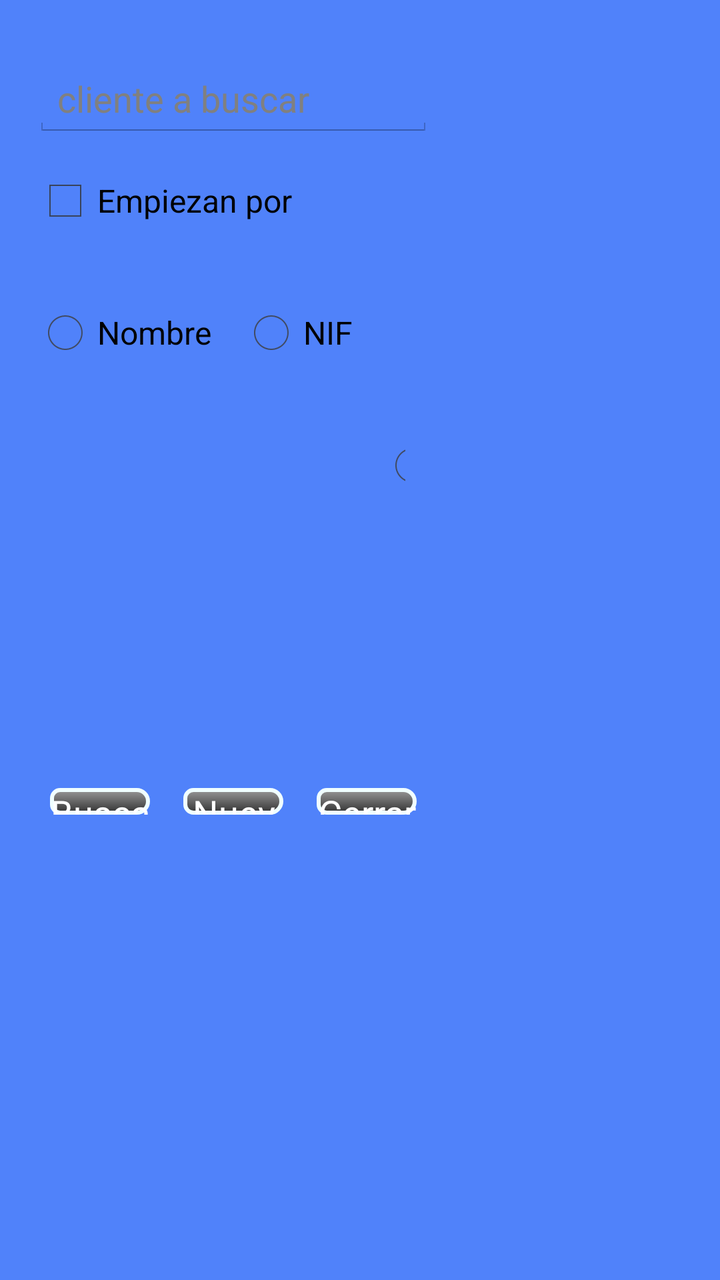
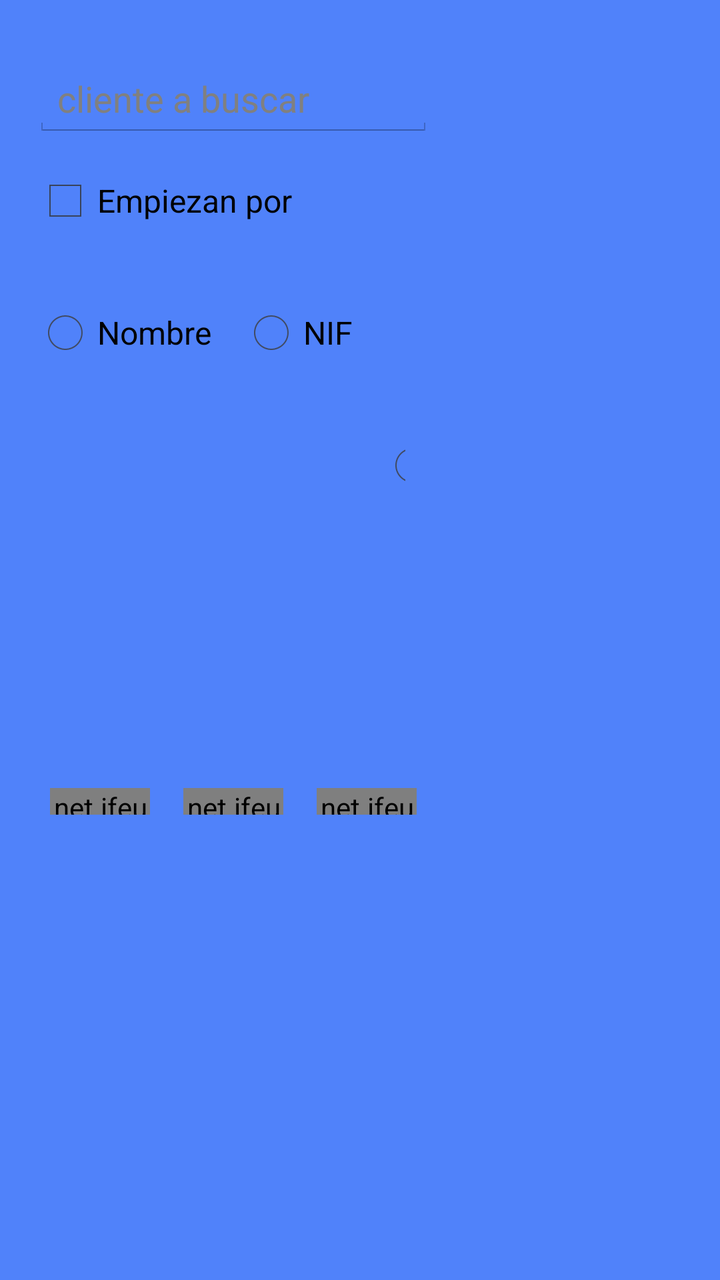

Screens rendered from an Android XML layout before and after an edit, with the pre-edit source and the edit as a unified diff.
<!-- AndroidManifest.xml: application theme AppTheme -->
<!-- res/layout/activity_albaran_customer_search.xml -->
<?xml version="1.0" encoding="utf-8"?>
<LinearLayout xmlns:android="http://schemas.android.com/apk/res/android"
    android:layout_width="fill_parent" 
    android:layout_height="fill_parent" 
    android:orientation="vertical"
    android:background="@color/Edicards" >

    <EditText
        android:id="@+id/txtTextSearch"
        android:layout_width="600px"
        android:layout_height="wrap_content"
        android:layout_marginLeft="50px"
        android:layout_marginRight="50px"
        android:layout_marginTop="30dp"
        android:ems="16"
        android:hint="cliente a buscar" >
    </EditText>

    <CheckBox
        android:id="@+id/chkOnlyStartsWith"
        android:layout_width="wrap_content"
        android:layout_height="wrap_content"
        android:layout_marginBottom="20dp"
        android:layout_marginLeft="50px"
        android:layout_marginRight="50px"
        android:layout_marginTop="15dp"
        android:checked="false"
        android:text="Empiezan por" />

    <RadioGroup
        android:id="@+id/grpFilterField"
        android:layout_width="600px"
        android:layout_height="wrap_content"
        android:layout_marginLeft="50px"
        android:layout_marginRight="50px"
        android:layout_marginTop="14dp"
        android:orientation="horizontal"
        android:text="Buscar por el campo..." >

        <RadioButton
            android:id="@+id/optNombre"
            android:layout_width="wrap_content"
            android:layout_height="wrap_content"
            android:layout_alignParentRight="true"
            android:layout_marginRight="14dp"
            android:text="Nombre" />

        <RadioButton
            android:id="@+id/optNIF"
            android:layout_width="wrap_content"
            android:layout_height="wrap_content"
            android:layout_alignParentRight="true"
            android:layout_marginBottom="20dp"
            android:layout_marginRight="14dp"
            android:text="NIF" />

        <RadioButton
            android:id="@+id/optTelefono"
            android:layout_width="wrap_content"
            android:layout_height="wrap_content"
            android:layout_alignParentRight="true"
            android:layout_marginBottom="20dp"
            android:layout_marginRight="14dp"
            android:text="Telefono" />

        <RadioButton
            android:id="@+id/optPoblacion"
            android:layout_width="wrap_content"
            android:layout_height="wrap_content"
            android:layout_alignParentRight="true"
            android:layout_marginBottom="20dp"
            android:layout_marginRight="14dp"
            android:text="Población" />
    </RadioGroup>

    <LinearLayout
        android:id="@+id/linearLayout2"
        android:layout_width="wrap_content"
        android:layout_height="wrap_content"
        android:layout_marginTop="30dp"
        android:layout_marginLeft="50px"
        android:orientation="horizontal">

        <Button
            android:id="@+id/btnAccept"
            android:layout_width="150px"
            android:layout_height="40px"
            android:layout_marginBottom="20dp"
            android:layout_marginLeft="25px"
            android:layout_marginRight="25px"
            android:layout_marginTop="20dp"
            android:text="Buscar"
            android:textColor="#FFF"
            android:background="@drawable/background_button" />
        <Button
            android:id="@+id/btnNewCustomer"
            android:layout_width="150px"
            android:layout_height="40px"
            android:layout_marginBottom="20dp"
            android:layout_marginLeft="25px"
            android:layout_marginRight="25px"
            android:layout_marginTop="20dp"
            android:background="@drawable/background_button"
            android:text="Nuevo cliente"
            android:textColor="#FFF" />
        
        <Button
            android:id="@+id/btnClose"
            android:layout_width="150px"
            android:layout_height="40px"
            android:layout_marginBottom="20dp"
            android:layout_marginLeft="25px"
            android:layout_marginRight="25px"
            android:layout_marginTop="20dp"
            android:background="@drawable/background_button"
            android:text="Cerrar"
            android:textColor="#FFF" />
     </LinearLayout>

</LinearLayout>
<!-- resources referenced by this layout -->
<resources>
  <color name="Edicards">#5082FA</color>
  <!-- drawable background_button (drawable) -->
  <?xml version="1.0" encoding="utf-8"?>
   
  <shape xmlns:android="http://schemas.android.com/apk/res/android" 
       android:shape="rectangle">
      <gradient android:startColor="#999999" android:endColor="#333333" 
              android:angle="270"/>
      <stroke android:width="2dp"
              android:color="@color/Azure" />
      <corners android:bottomRightRadius="7dp"
          android:bottomLeftRadius="5dp" 
          android:topLeftRadius="5dp"
          android:topRightRadius="7dp"/>    
  </shape>
  <style name="AppTheme" parent="android:Theme.Light">
          <item name="android:fontFamily">sans-serif-light</item>
          <item name="android:textStyle">bold</item>
          <item name="android:textSize">28sp</item>
          <item name="android:text">serif-monospace</item>
      </style>
  <color name="Azure">#F0FFFF</color>
</resources>

<!-- the commit's change to res/layout/activity_albaran_customer_search.xml (unified diff, before → after) -->
@@ -81,7 +81,7 @@
         android:layout_marginLeft="50px"
         android:orientation="horizontal">
 
-        <Button
+        <net.ifeu.library.Controls.ButtonColor
             android:id="@+id/btnAccept"
             android:layout_width="150px"
             android:layout_height="40px"
@@ -92,7 +92,7 @@
             android:text="Buscar"
             android:textColor="#FFF"
             android:background="@drawable/background_button" />
-        <Button
+        <net.ifeu.library.Controls.ButtonColor
             android:id="@+id/btnNewCustomer"
             android:layout_width="150px"
             android:layout_height="40px"
@@ -104,7 +104,7 @@
             android:text="Nuevo cliente"
             android:textColor="#FFF" />
         
-        <Button
+        <net.ifeu.library.Controls.ButtonColor
             android:id="@+id/btnClose"
             android:layout_width="150px"
             android:layout_height="40px"
<!-- resource entries referenced after the edit -->
@@ -6,7 +6,7 @@
    
   <shape xmlns:android="http://schemas.android.com/apk/res/android" 
        android:shape="rectangle">
-      <gradient android:startColor="#999999" android:endColor="#333333" 
+      <gradient android:startColor="#AAAAAA" android:endColor="#FFFFFF"
               android:angle="270"/>
       <stroke android:width="2dp"
               android:color="@color/Azure" />
@@ -20,7 +20,14 @@
           <item name="android:textStyle">bold</item>
           <item name="android:textSize">28sp</item>
           <item name="android:text">serif-monospace</item>
+          <item name="android:alertDialogTheme">@style/AlertDialogCustom</item>
+  
       </style>
   <color name="Azure">#F0FFFF</color>
+  <style name="AlertDialogCustom" parent="android:Theme.Holo.Dialog">
+          <item name="android:textColor">#00FF00</item>
+          <item name="android:typeface">monospace</item>
+          <item name="android:textSize">48sp</item>
+      </style>
 </resources>
 
